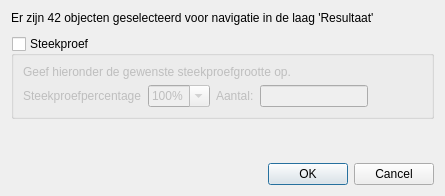
This is plugin/controller/dialog/reset.ui in 32BT/QGIS-32BT-Feature-Navigation-Toolbar as Qt 5 draws it before an edit. The edited form follows.
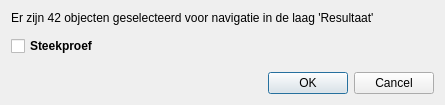
This is the edited form.

Commit message: Separate sampleBox from Resetdialog

```diff
--- a/plugin/controller/dialog/reset.ui
+++ b/plugin/controller/dialog/reset.ui
@@ -7,7 +7,7 @@
     <x>0</x>
     <y>0</y>
     <width>445</width>
-    <height>196</height>
+    <height>105</height>
    </rect>
   </property>
   <property name="windowTitle">
@@ -15,7 +15,7 @@
   </property>
   <layout class="QVBoxLayout" name="verticalLayout">
    <property name="spacing">
-    <number>11</number>
+    <number>0</number>
    </property>
    <item>
     <widget class="QLabel" name="selectionInfo">
@@ -31,105 +31,31 @@
     </widget>
    </item>
    <item>
-    <widget class="QGroupBox" name="sampleBox">
-     <property name="title">
+    <spacer name="verticalSpacer1">
+     <property name="orientation">
+      <enum>Qt::Vertical</enum>
+     </property>
+     <property name="sizeType">
+      <enum>QSizePolicy::Fixed</enum>
+     </property>
+     <property name="sizeHint" stdset="0">
+      <size>
+       <width>20</width>
+       <height>11</height>
+      </size>
+     </property>
+    </spacer>
+   </item>
+   <item>
+    <widget class="QCheckBox" name="sampleCheckBox">
+     <property name="font">
+      <font>
+       <bold>true</bold>
+      </font>
+     </property>
+     <property name="text">
       <string>Steekproef</string>
      </property>
-     <property name="checkable">
-      <bool>true</bool>
-     </property>
-     <property name="checked">
-      <bool>false</bool>
-     </property>
-     <layout class="QVBoxLayout" name="verticalLayout_2">
-      <item>
-       <widget class="QLabel" name="sampleInfo">
-        <property name="text">
-         <string>Geef hieronder de gewenste steekproefgrootte op.</string>
-        </property>
-       </widget>
-      </item>
-      <item>
-       <layout class="QHBoxLayout" name="horizontalLayout">
-        <item>
-         <widget class="QLabel" name="sampleComboLabel">
-          <property name="text">
-           <string>Steekproefpercentage</string>
-          </property>
-         </widget>
-        </item>
-        <item>
-         <widget class="QComboBox" name="sampleCombo">
-          <property name="editable">
-           <bool>true</bool>
-          </property>
-          <item>
-           <property name="text">
-            <string>100%</string>
-           </property>
-          </item>
-          <item>
-           <property name="text">
-            <string>50%</string>
-           </property>
-          </item>
-          <item>
-           <property name="text">
-            <string>33%</string>
-           </property>
-          </item>
-          <item>
-           <property name="text">
-            <string>25%</string>
-           </property>
-          </item>
-          <item>
-           <property name="text">
-            <string>20%</string>
-           </property>
-          </item>
-          <item>
-           <property name="text">
-            <string>10%</string>
-           </property>
-          </item>
-          <item>
-           <property name="text">
-            <string>5%</string>
-           </property>
-          </item>
-         </widget>
-        </item>
-        <item>
-         <widget class="QLabel" name="sampleCountLabel">
-          <property name="text">
-           <string>Aantal:</string>
-          </property>
-         </widget>
-        </item>
-        <item>
-         <widget class="QLineEdit" name="sampleCount">
-          <property name="alignment">
-           <set>Qt::AlignRight|Qt::AlignTrailing|Qt::AlignVCenter</set>
-          </property>
-         </widget>
-        </item>
-        <item>
-         <spacer name="horizontalSpacer">
-          <property name="orientation">
-           <enum>Qt::Horizontal</enum>
-          </property>
-          <property name="sizeHint" stdset="0">
-           <size>
-            <width>40</width>
-            <height>20</height>
-           </size>
-          </property>
-         </spacer>
-        </item>
-       </layout>
-      </item>
-     </layout>
     </widget>
    </item>
    <item>
@@ -137,10 +63,13 @@
      <property name="orientation">
       <enum>Qt::Vertical</enum>
      </property>
+     <property name="sizeType">
+      <enum>QSizePolicy::MinimumExpanding</enum>
+     </property>
      <property name="sizeHint" stdset="0">
       <size>
        <width>20</width>
-       <height>40</height>
+       <height>11</height>
       </size>
      </property>
     </spacer>
```
Left out of the diff: 4 changed lines with no effect on the pictures. The commit also changes 2 other files.
